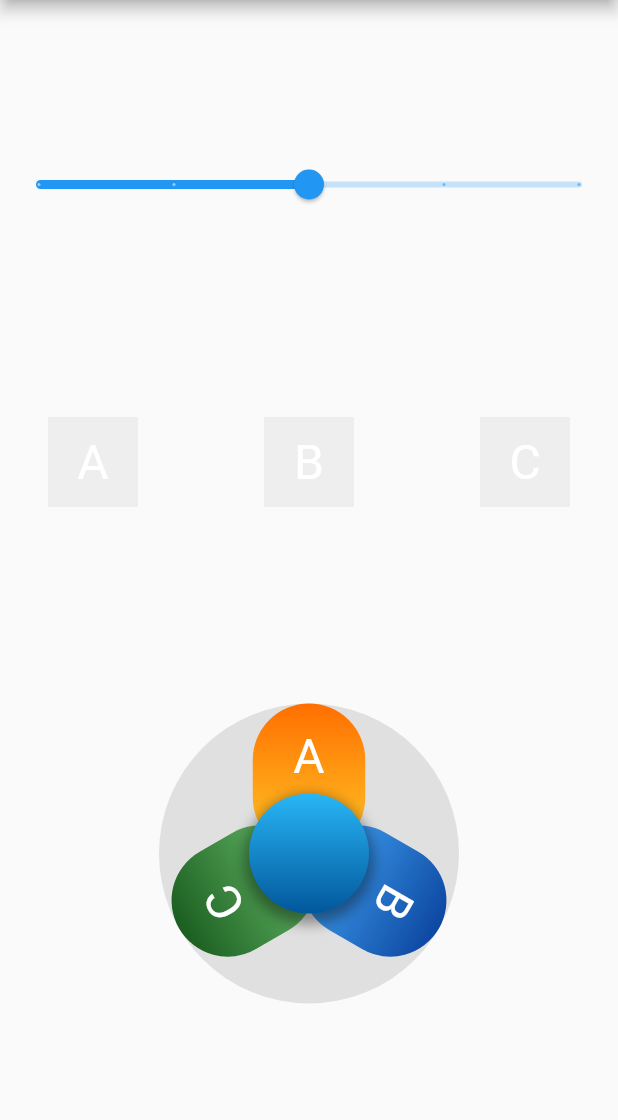
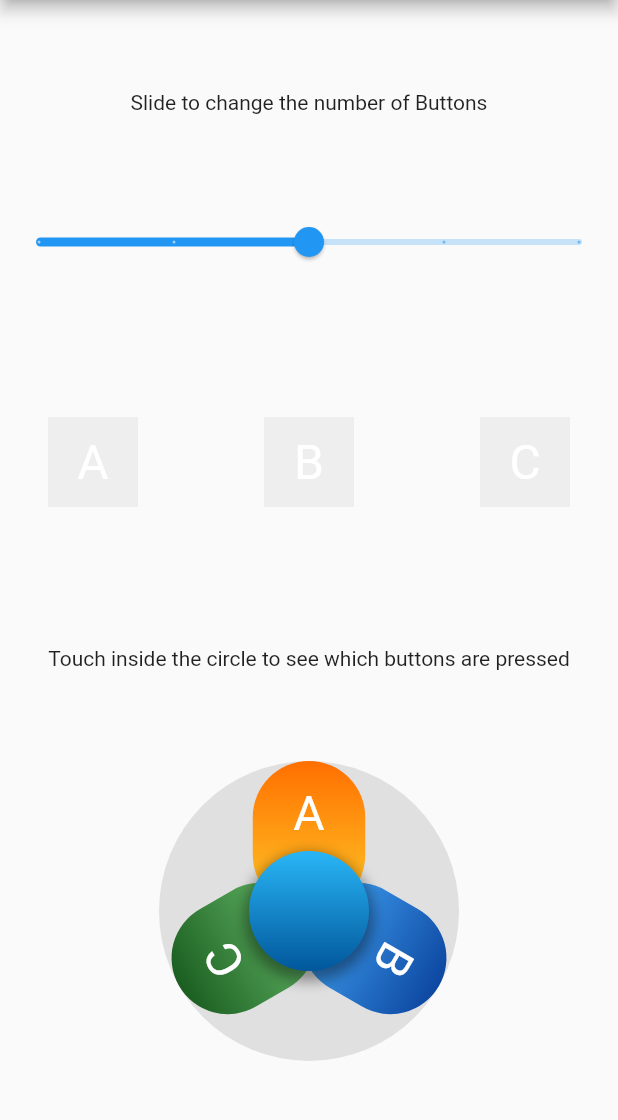
Before and after one commit to cybaker/flutter_joybuttons, a Flutter app: the screen it shows after launch, on a phone screen of 412 x 824 dp, the part 84-1204 px from its top. Run offline on Flutter 3.47's test engine with Material 2 defaults, Android fonts, the phone set to English and light mode, and no system bars.

Commit message:
Update example page with instructions

```diff
--- a/example/lib/main.dart
+++ b/example/lib/main.dart
@@ -144,6 +144,7 @@ class _JoyButtonsExampleState extends State<JoyButtonsExample> {
         child: Column(
           mainAxisAlignment: MainAxisAlignment.spaceEvenly,
           children: [
+            const Text("Slide to change the number of Buttons"),
             Slider(
               min: 1.0,
               max: 5.0,
@@ -165,6 +166,7 @@ class _JoyButtonsExampleState extends State<JoyButtonsExample> {
                 ],
               ),
             ),
+            const Text("Touch inside the circle to see which buttons are pressed"),
             Align(
               alignment: const Alignment(0, 0.8),
               child: JoyButtons(
```
